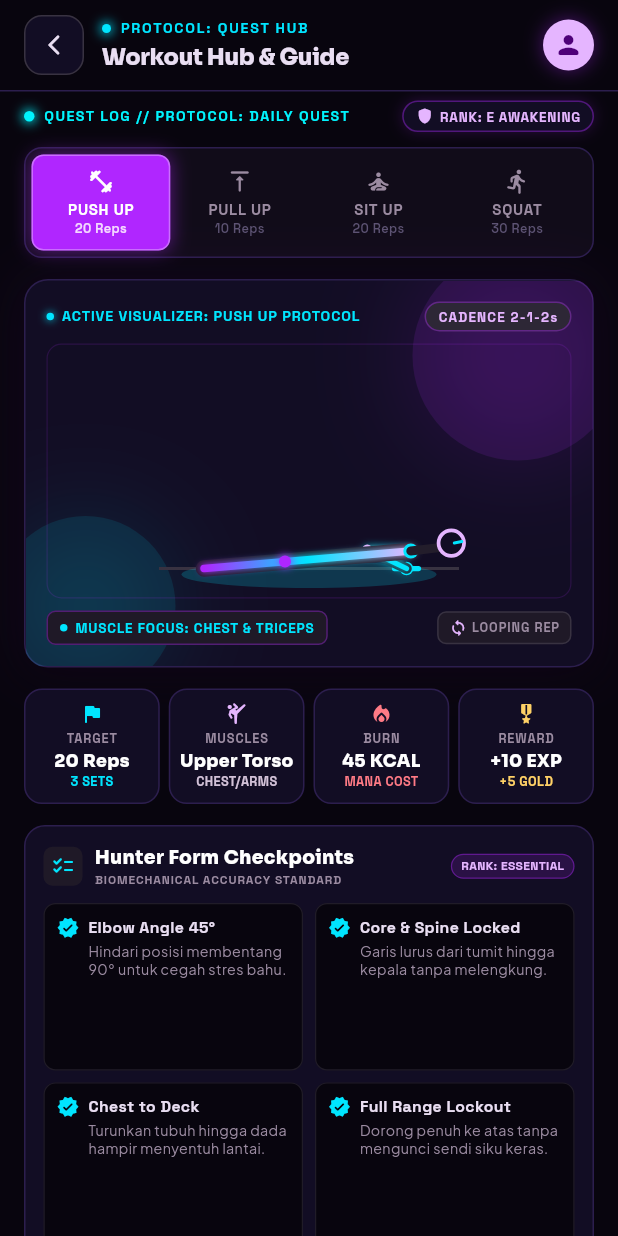
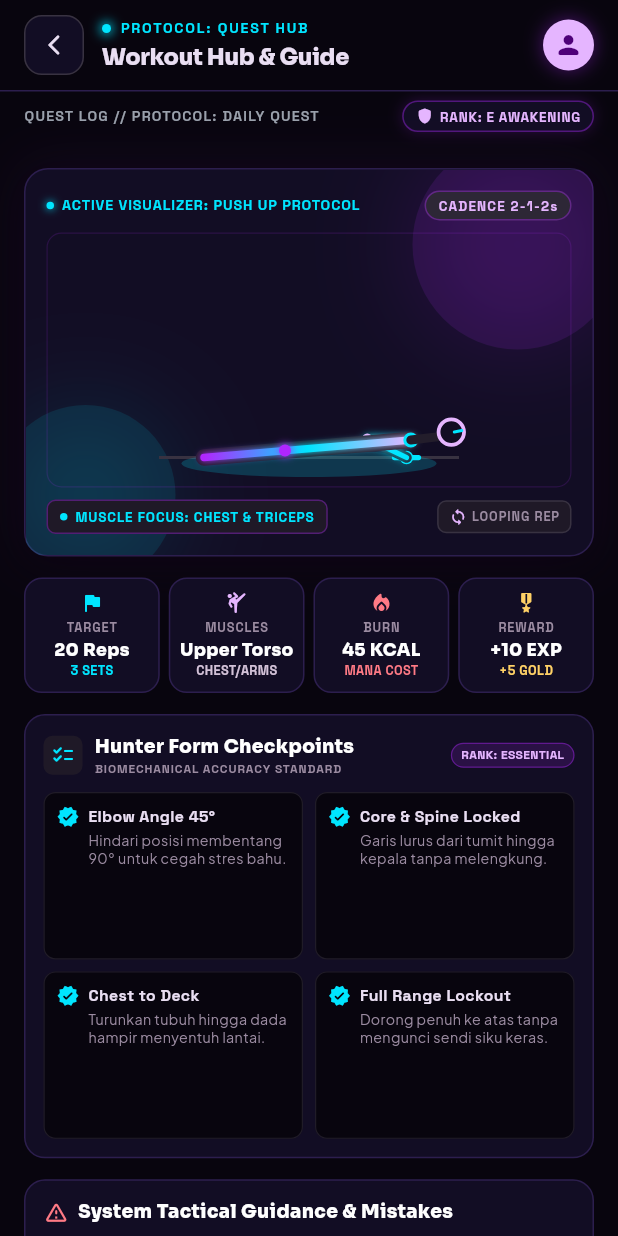
Before and after one commit to Ade-Nugraha48/levmax_v2, a Flutter app: the WorkoutHubScreen screen opened directly, on a phone screen of 412 x 824 dp. Run offline on Flutter 3.47's test engine with Material 3 defaults, Android fonts, the phone set to English and light mode, and no system bars; our stand-ins replace flutter_local_notifications, flutter_map, flutter_markdown, geolocator, google_fonts, google_generative_ai and 7 more; accounts and stored records are empty.

Commit message:
fixed UI Quest bagian Workout

```diff
--- a/lib/screens/features/workout_hub_screen.dart
+++ b/lib/screens/features/workout_hub_screen.dart
@@ -127,7 +127,7 @@ class _WorkoutHubScreenState extends State<WorkoutHubScreen>
       musclesSub: 'LATS/BICEPS',
       burnKcal: 55,
       expReward: 15,
-      goldReward: 8,
+      goldReward: 10,
       checkpoints: [
         FormCheckpoint(
           title: 'Full Dead Hang',
@@ -202,8 +202,8 @@ class _WorkoutHubScreenState extends State<WorkoutHubScreen>
       muscles: 'Quads/Glutes',
       musclesSub: 'LEGS/CORE',
       burnKcal: 60,
-      expReward: 15,
-      goldReward: 10,
+      expReward: 10,
+      goldReward: 5,
       checkpoints: [
         FormCheckpoint(
           title: 'Hip Crease Below Knee',
@@ -275,6 +275,7 @@ class _WorkoutHubScreenState extends State<WorkoutHubScreen>
   }
 
   /// Mengganti latihan aktif dan mereset nilai repetisi & set ke kosongan
+  // ignore: unused_element
   void _selectExercise(String key) {
     if (_activeExercise == key) return;
     setState(() {
@@ -576,35 +577,20 @@ class _WorkoutHubScreenState extends State<WorkoutHubScreen>
     return Row(
       mainAxisAlignment: MainAxisAlignment.spaceBetween,
       children: [
-        Row(
-          children: [
-            Container(
-              width: 7,
-              height: 7,
-              decoration: const BoxDecoration(
-                shape: BoxShape.circle,
-                color: Color(0xFF00F4FE),
-                boxShadow: [
-                  BoxShadow(
-                    color: Color(0xFF00F4FE),
-                    blurRadius: 6,
-                    spreadRadius: 1,
-                  ),
-                ],
-              ),
-            ),
-            const SizedBox(width: 6),
-            Text(
+        Expanded(
+          child: Text(
             'QUEST LOG // PROTOCOL: DAILY QUEST',
+            maxLines: 2,
+            overflow: TextOverflow.ellipsis,
             style: GoogleFonts.spaceGrotesk(
               fontSize: 9.5,
-                fontWeight: FontWeight.w700,
-                letterSpacing: 1.0,
-                color: const Color(0xFF00F4FE),
-              ),
-            ),
-          ],
-        ),
+              fontWeight: FontWeight.w600,
+              letterSpacing: 0.8,
+              color: const Color(0xFFCBD5E1).withValues(alpha: 0.75),
+            ),
+          ),
+        ),
+        const SizedBox(width: 8),
 
         // Rank Badge
         Container(
@@ -648,88 +634,9 @@ class _WorkoutHubScreenState extends State<WorkoutHubScreen>
     );
   }
 
-  /// 3. Tab Selector 4 Latihan (Push Up, Pull Up, Sit Up, Squat)
+  /// 3. Tab Selector (Extracted to separate quest items on main list)
   Widget _buildProtocolTabsRow() {
-    final tabs = [
-      {'key': 'pushup', 'label': 'PUSH UP', 'reps': '20 Reps', 'icon': Icons.fitness_center_rounded},
-      {'key': 'pullup', 'label': 'PULL UP', 'reps': '10 Reps', 'icon': Icons.vertical_align_top_rounded},
-      {'key': 'situp', 'label': 'SIT UP', 'reps': '20 Reps', 'icon': Icons.self_improvement_rounded},
-      {'key': 'squat', 'label': 'SQUAT', 'reps': '30 Reps', 'icon': Icons.directions_run_rounded},
-    ];
-
-    return Container(
-      padding: const EdgeInsets.all(4),
-      decoration: BoxDecoration(
-        color: const Color(0xFF110C19),
-        borderRadius: BorderRadius.circular(12),
-        border: Border.all(
-          color: const Color(0xFF2C1E4E),
-          width: 1.0,
-        ),
-      ),
-      child: Row(
-        children: tabs.map((tab) {
-          final isSelected = _activeExercise == tab['key'];
-          return Expanded(
-            child: GestureDetector(
-              onTap: () => _selectExercise(tab['key'] as String),
-              child: AnimatedContainer(
-                duration: const Duration(milliseconds: 200),
-                padding: const EdgeInsets.symmetric(vertical: 8),
-                decoration: BoxDecoration(
-                  color: isSelected ? const Color(0xFFB026FF) : Colors.transparent,
-                  borderRadius: BorderRadius.circular(8),
-                  border: isSelected
-                      ? Border.all(
-                          color: const Color(0xFFE5B5FF).withValues(alpha: 0.5),
-                          width: 1.0,
-                        )
-                      : null,
-                  boxShadow: isSelected
-                      ? [
-                          BoxShadow(
-                            color: const Color(0xFFB026FF).withValues(alpha: 0.45),
-                            blurRadius: 10,
-                          ),
-                        ]
-                      : null,
-                ),
-                child: Column(
-                  mainAxisSize: MainAxisSize.min,
-                  children: [
-                    Icon(
-                      tab['icon'] as IconData,
-                      size: 18,
-                      color: isSelected ? Colors.white : const Color(0xFF9B8BA1),
-                    ),
-                    const SizedBox(height: 2),
-                    Text(
-                      tab['label'] as String,
-                      style: GoogleFonts.spaceGrotesk(
-                        fontSize: 10,
-                        fontWeight: FontWeight.w800,
-                        letterSpacing: 0.5,
-                        color: isSelected ? Colors.white : const Color(0xFF9B8BA1),
-                      ),
-                    ),
-                    Text(
-                      tab['reps'] as String,
-                      style: GoogleFonts.spaceGrotesk(
-                        fontSize: 8.5,
-                        fontWeight: FontWeight.w600,
-                        color: isSelected
-                            ? const Color(0xFFF4D9FF)
-                            : const Color(0xFF5D5373),
-                      ),
-                    ),
-                  ],
-                ),
-              ),
-            ),
-          );
-        }).toList(),
-      ),
-    );
+    return const SizedBox.shrink();
   }
 
   /// 4. Animated Biomechanical Visualizer Box
@@ -804,7 +711,8 @@ class _WorkoutHubScreenState extends State<WorkoutHubScreen>
                 Row(
                   mainAxisAlignment: MainAxisAlignment.spaceBetween,
                   children: [
-                    Row(
+                    Expanded(
+                      child: Row(
                         children: [
                           Container(
                             width: 5,
@@ -821,8 +729,11 @@ class _WorkoutHubScreenState extends State<WorkoutHubScreen>
                             ),
                           ),
                           const SizedBox(width: 5),
-                        Text(
+                          Expanded(
+                            child: Text(
                               protocol.tag,
+                              maxLines: 1,
+                              overflow: TextOverflow.ellipsis,
                               style: GoogleFonts.spaceGrotesk(
                                 fontSize: 9.5,
                                 fontWeight: FontWeight.w700,
@@ -830,8 +741,11 @@ class _WorkoutHubScreenState extends State<WorkoutHubScreen>
                                 color: const Color(0xFF00E5FF),
                               ),
                             ),
-                      ],
-                    ),
+                          ),
+                        ],
+                      ),
+                    ),
+                    const SizedBox(width: 6),
                     Container(
                       padding: const EdgeInsets.symmetric(horizontal: 8, vertical: 2.5),
                       decoration: BoxDecoration(
```
Also changed, not shown: lib/models/quest_model.dart (+52 -0 lines), lib/screens/tabs/tab_home.dart (+68 -13 lines). Lines whose indentation alone changed are shown as unchanged.
